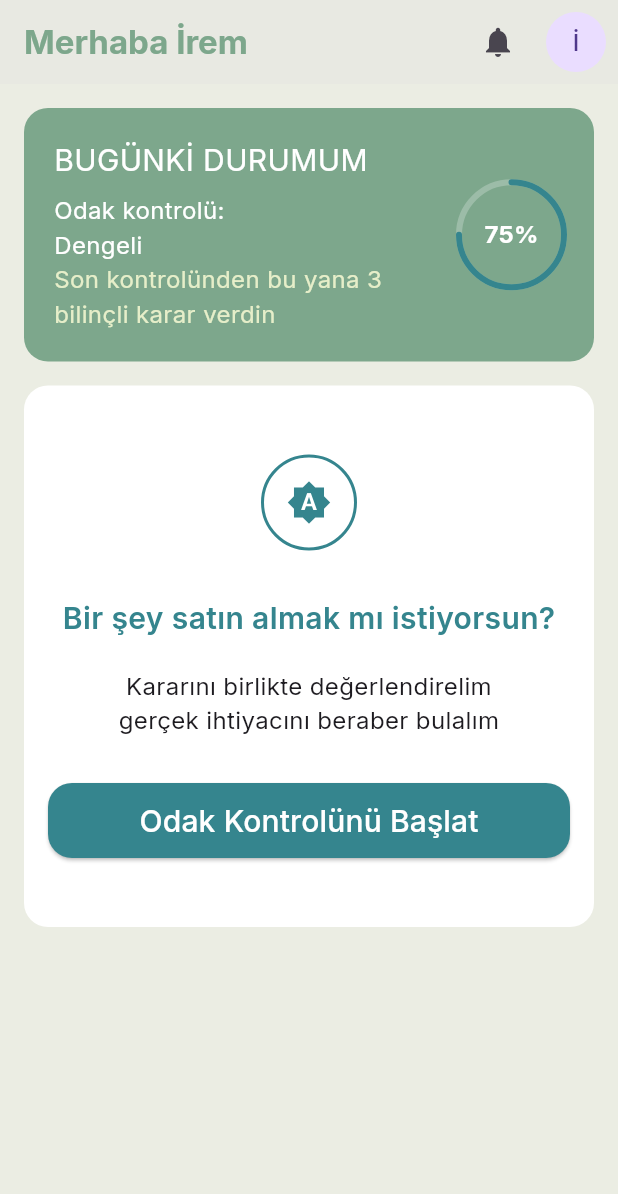
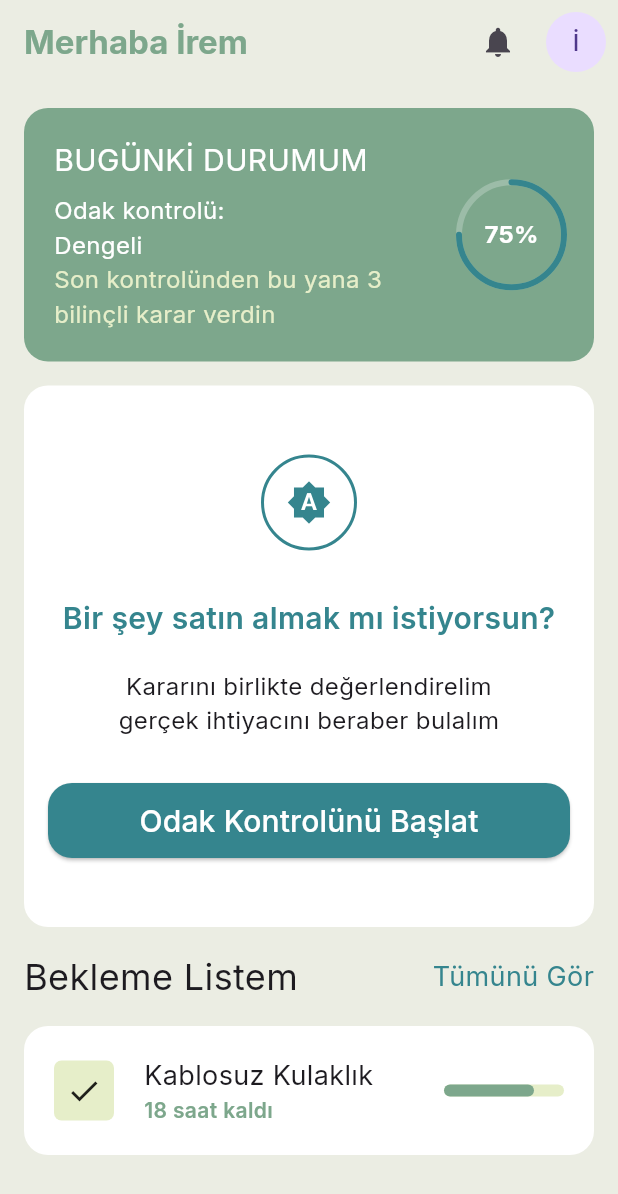
Before and after one commit to sceneup/bagimlilikla_mucadele, a Flutter app: the screen it shows after launch, on a phone screen of 412 x 824 dp. Shown: the top 1194 px of the screen. Run offline on Flutter 3.47's test engine with Material 3 defaults, Android fonts, the phone set to English and light mode, and no system bars.

Commit message:
liste yapısı eklendi

```diff
--- a/lib/core/colors/app_colors.dart
+++ b/lib/core/colors/app_colors.dart
@@ -2,17 +2,17 @@ import 'package:flutter/material.dart';
 
 abstract final class AppColors {
   /// Ana marka rengi (Butonlar, aktif ikonlar, progress)
-  static const primary = Color(0xFF7DA78C);
+  static const Color primary = Color(0xFF7DA78C);
 
   /// Primary renginin açık tonu (Seçili kartlar, chipler)
-  static const primaryContainer = Color(0xFFC2D099);
+  static const Color primaryContainer = Color(0xFFC2D099);
 
   /// Hafif vurgu / Bilgilendirme kutuları
-  static const secondaryContainer = Color(0xFFE6EEC9);
+  static const Color secondaryContainer = Color(0xFFE6EEC9);
 
-  static const secondaryContainer2 = Color(0xFFEBEDE3);
+  static const Color secondaryContainer2 = Color(0xFFEBEDE3);
 
   /// Vurgu rengi (Grafikler, AI kartları, özel butonlar)
-  static const accent = Color(0xFF35858E);
+  static const Color accent = Color(0xFF35858E);
 
 }
--- a/lib/core/widgets/custom_app_bar.dart
+++ b/lib/core/widgets/custom_app_bar.dart
@@ -23,7 +23,6 @@ class CustomAppBar extends StatelessWidget
   Widget build(BuildContext context) {
     return AppBar(
       title: Text(title,style: TextStyle(color: AppColors.primary,fontWeight: FontWeight.bold),),
-      elevation: 0.5,
       centerTitle: centerTitle,
       leading: leading,
       actions: actions,
--- a/lib/features/anasayfa/views/anasayfa_view.dart
+++ b/lib/features/anasayfa/views/anasayfa_view.dart
@@ -1,6 +1,8 @@
 import 'package:bagimlilik/core/widgets/custom_app_bar.dart';
 import 'package:bagimlilik/features/anasayfa/widgets/alisveris_durtu_kontrol.dart';
 import 'package:bagimlilik/features/anasayfa/widgets/appbar_actions.dart';
+import 'package:bagimlilik/features/anasayfa/widgets/bekleme_list_baslik.dart';
+import 'package:bagimlilik/features/anasayfa/widgets/bekleme_list_kart.dart';
 import 'package:bagimlilik/features/anasayfa/widgets/gunluk_durum_kart.dart';
 import 'package:flutter/material.dart';
 
@@ -23,10 +25,14 @@ class AnasayfaView extends StatelessWidget {
           padding: EdgeInsets.symmetric(horizontal: 16.0),
           child: Column(
             children: [
-              SizedBox(height: 16,),
-              DailyStatusCard(),
-              SizedBox(height: 16,),
+              const SizedBox(height: 16,),
+              GunlukDurumKart(),
+              const SizedBox(height: 16,),
               KontrolKart(),
+              const SizedBox(height: 16,),
+              BeklemeListBaslik(),
+              const SizedBox(height: 16,),
+              BeklemeListKart(),
             ],
           ),
         ),
--- /dev/null
+++ b/lib/features/anasayfa/widgets/bekleme_list_baslik.dart
@@ -0,0 +1,17 @@
+import 'package:flutter/material.dart';
+import 'package:bagimlilik/core/colors/app_colors.dart';
+
+class BeklemeListBaslik extends StatelessWidget {
+  const BeklemeListBaslik({super.key});
+
+  @override
+  Widget build(BuildContext context) {
+    return const Row(
+      children: [
+        const Text("Bekleme Listem",style: TextStyle(fontSize: 24),),
+        const Spacer(),
+        const Text("Tümünü Gör",style: TextStyle(color:AppColors.accent,fontSize: 18),),
+      ],
+    );
+  }
+}
--- /dev/null
+++ b/lib/features/anasayfa/widgets/bekleme_list_kart.dart
@@ -0,0 +1,50 @@
+import 'package:bagimlilik/core/colors/app_colors.dart';
+import 'package:flutter/material.dart';
+
+class BeklemeListKart extends StatelessWidget {
+  const BeklemeListKart({super.key});
+
+  @override
+  Widget build(BuildContext context) {
+    return Container(
+      padding: const EdgeInsets.all(20),
+      decoration: BoxDecoration(
+        color: Colors.white,
+        borderRadius: BorderRadius.circular(16),
+      ),
+      child: Row(
+        children: [
+          Container(
+            width: 40,
+            height: 40,
+            decoration: BoxDecoration(
+              color: AppColors.secondaryContainer,
+              borderRadius: BorderRadius.circular(5),
+            ),
+              child: Icon(Icons.check)
+          ),
+          const SizedBox(width: 20,),
+          Expanded(
+              child: Column(
+                crossAxisAlignment: CrossAxisAlignment.start,
+                children: [
+                  Text("Kablosuz Kulaklık",style: TextStyle(fontSize: 18),),
+                  Text("18 saat kaldı",style: TextStyle(color: AppColors.primary,fontSize: 14,fontWeight: FontWeight.w600),),
+                ],
+          ),
+          ),
+          SizedBox(
+            width: 80,
+              child: LinearProgressIndicator(
+                value: 0.75,
+                minHeight: 8,
+                borderRadius: BorderRadius.circular(10),
+                color: AppColors.primary,
+                backgroundColor: AppColors.secondaryContainer,
+              )
+          ),
+        ],
+      ),
+    );
+  }
+}
--- a/lib/features/anasayfa/widgets/gunluk_durum_kart.dart
+++ b/lib/features/anasayfa/widgets/gunluk_durum_kart.dart
@@ -2,8 +2,8 @@ import 'package:bagimlilik/core/colors/app_colors.dart';
 import 'package:bagimlilik/features/anasayfa/widgets/gunluk_progress_indicator.dart';
 import 'package:flutter/material.dart';
 
-class DailyStatusCard extends StatelessWidget {
-  const DailyStatusCard({super.key});
+class GunlukDurumKart extends StatelessWidget {
+  const GunlukDurumKart({super.key});
 
   @override
   Widget build(BuildContext context) {
@@ -28,7 +28,7 @@ class DailyStatusCard extends StatelessWidget {
                 ],
               ),
           ),
-          DailyProgressIndicator(value: 0.75,),
+          GunlukProgressIndicator(value: 0.75,),
         ],
       ),
     );
--- a/lib/features/anasayfa/widgets/gunluk_progress_indicator.dart
+++ b/lib/features/anasayfa/widgets/gunluk_progress_indicator.dart
@@ -1,9 +1,9 @@
 import 'package:bagimlilik/core/colors/app_colors.dart';
 import 'package:flutter/material.dart';
 
-class DailyProgressIndicator extends StatelessWidget {
+class GunlukProgressIndicator extends StatelessWidget {
   final double value;
-  const DailyProgressIndicator({super.key,required this.value});
+  const GunlukProgressIndicator({super.key,required this.value});
 
   @override
   Widget build(BuildContext context) {
```
